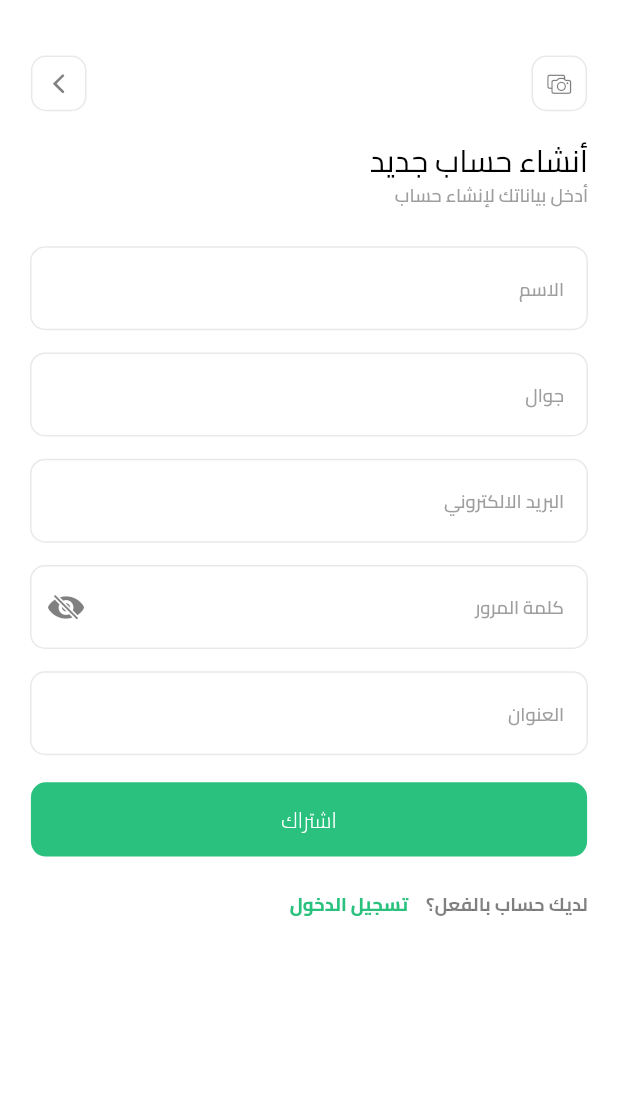
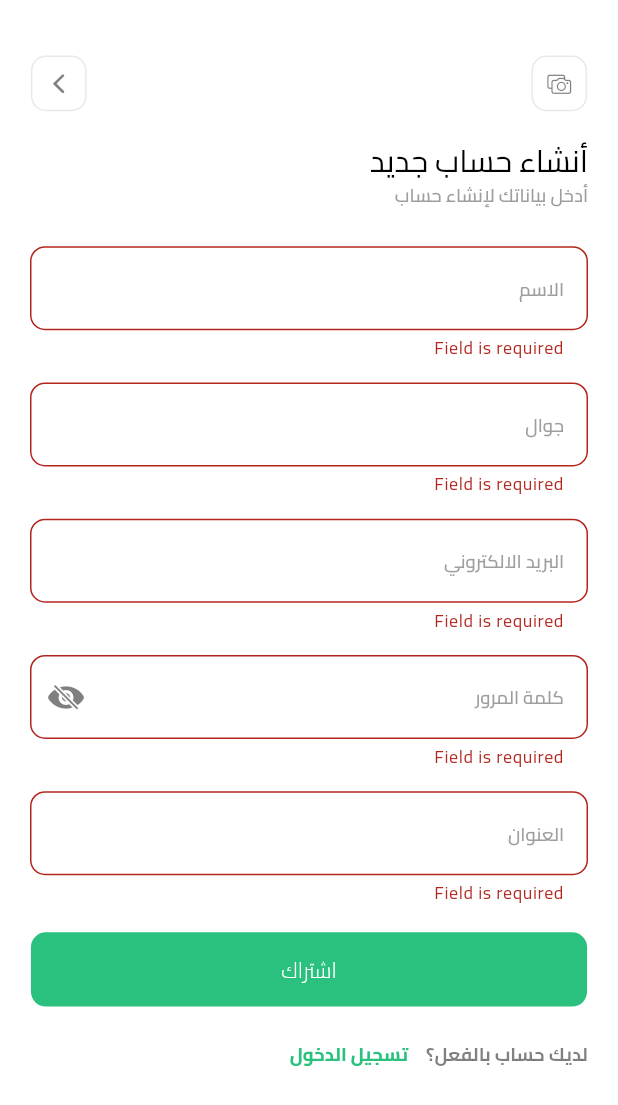
Before and after one commit to mohamedmagdy2301/selatyy_app, a Flutter app: the screen it shows after launch, on a phone screen of 412 x 824 dp. Shown: the top 1105 px of the screen. Run offline on Flutter 3.47's test engine with Material 3 defaults, Android fonts, the phone set to English and light mode, and no system bars; our stand-ins replace bloc, dartz, device_preview, dio, flutter_bloc, fluttertoast and 5 more.

Commit message:
Done Register by api

```diff
--- a/lib/core/routers/routers_manager.dart
+++ b/lib/core/routers/routers_manager.dart
@@ -1,6 +1,6 @@
 import 'package:flutter_bloc/flutter_bloc.dart';
 import 'package:go_router/go_router.dart';
-import 'package:selaty/features/auth/presentation/view_model/register_cubit_cubit/register_cubit_cubit.dart';
+import 'package:selaty/features/auth/presentation/view_model/register_cubit/register_cubit_cubit.dart';
 import 'package:selaty/features/auth/presentation/views/screens/auth_screen.dart';
 import 'package:selaty/features/auth/presentation/views/screens/change_password_screen.dart';
 import 'package:selaty/features/auth/presentation/views/screens/login_screen.dart';
--- a/lib/features/auth/presentation/view_model/register_cubit_cubit/register_cubit_state.dart
+++ b/lib/features/auth/presentation/view_model/register_cubit/register_cubit_state.dart
@@ -6,8 +6,10 @@ final class RegisterCubitInitial extends RegisterCubitState {}
 
 final class RegisterCubitLoading extends RegisterCubitState {}
 
-final class RegisterCubitRequired extends RegisterCubitState {}
-
 final class RegisterCubitSuccess extends RegisterCubitState {}
 
-final class RegisterCubitFailure extends RegisterCubitState {}
+final class RegisterCubitFailure extends RegisterCubitState {
+  final String errorMassage;
+
+  RegisterCubitFailure(this.errorMassage);
+}
--- a/lib/features/auth/presentation/views/screens/register_screen.dart
+++ b/lib/features/auth/presentation/views/screens/register_screen.dart
@@ -26,6 +26,7 @@ class RegisterScreen extends StatelessWidget {
             crossAxisAlignment: CrossAxisAlignment.start,
             children: [
               SectionCreateNewAccRegeisterScreen(),
+
               SectionTextFeildRegister(),
               SizedBox(height: context.height * 0.01),
               const SectionAlreadyHaveAccount(),
--- /dev/null
+++ b/lib/features/auth/presentation/views/widgets/register/build_register_cubit_widget.dart
@@ -0,0 +1,80 @@
+import 'package:flutter/material.dart';
+import 'package:flutter_bloc/flutter_bloc.dart';
+import 'package:selaty/core/utils/Strings_app.dart';
+import 'package:selaty/core/utils/colors.dart';
+import 'package:selaty/core/utils/functions.dart';
+import 'package:selaty/core/utils/resposive.dart';
+import 'package:selaty/core/widgets/custom_button.dart';
+import 'package:selaty/core/widgets/custom_toast_massage.dart';
+import 'package:selaty/features/auth/data/models/register_model/register_request.dart';
+import 'package:selaty/features/auth/presentation/view_model/register_cubit/register_cubit_cubit.dart';
+
+class BuildRegisterCubitWidget extends StatelessWidget {
+  const BuildRegisterCubitWidget(
+      {super.key,
+      required this.formKey,
+      required this.autovalidateMode,
+      required this.registerRequest});
+  final GlobalKey<FormState> formKey;
+  final AutovalidateMode autovalidateMode;
+  final RegisterRequest registerRequest;
+  @override
+  Widget build(BuildContext context) {
+    return BlocConsumer<RegisterCubit, RegisterCubitState>(
+      listener: (context, state) {
+        if (state is RegisterCubitSuccess) {
+          showToast(
+            context,
+            text: "تم الأشتراك",
+            color: primaryGreen,
+            icon: Icons.check,
+          );
+        } else if (state is RegisterCubitFailure) {
+          showToast(
+            context,
+            text: state.errorMassage.split(".").first,
+            color: primaryRed,
+            icon: Icons.error_outline_outlined,
+          );
+        } else {}
+      },
+      builder: (context, state) {
+        if (state is RegisterCubitLoading) {
+          return Container(
+            alignment: Alignment.center,
+            width: context.width * 0.9,
+            height: context.height * 0.06,
+            decoration: BoxDecoration(
+              color: primaryGreen,
+              borderRadius: BorderRadius.circular(10),
+            ),
+            child: SizedBox(
+              width: context.width * 0.05,
+              height: context.width * 0.05,
+              child: CircularProgressIndicator(
+                valueColor: AlwaysStoppedAnimation<Color>(primaryWhite),
+              ),
+            ),
+          );
+        }
+        return CustomButton(
+          titleButton: StringsApp.submitRegister,
+          colorButton: primaryGreen,
+          onTap: () {
+            if (formKey.currentState?.validate() ?? false) {
+              formKey.currentState?.save();
+
+              BlocProvider.of<RegisterCubit>(context).register(
+                registerRequest: registerRequest,
+              );
+
+              // GoRouter.of(context).pushReplacement(
+              //     RoutersManager.kMainScaffoldScreen);
+            }
+            hideKeybourd();
+          },
+        );
+      },
+    );
+  }
+}
--- a/lib/features/auth/presentation/views/widgets/register/section_text_field_regeister_screen.dart
+++ b/lib/features/auth/presentation/views/widgets/register/section_text_field_regeister_screen.dart
@@ -1,12 +1,10 @@
 import 'package:flutter/cupertino.dart';
-import 'package:selaty/core/service_locator.dart';
 import 'package:selaty/core/utils/Strings_app.dart';
 import 'package:selaty/core/utils/colors.dart';
 import 'package:selaty/core/utils/resposive.dart';
-import 'package:selaty/core/widgets/custom_button.dart';
 import 'package:selaty/core/widgets/custom_text_feild.dart';
 import 'package:selaty/features/auth/data/models/register_model/register_request.dart';
-import 'package:selaty/features/auth/domain/usecases/register_usecase.dart';
+import 'package:selaty/features/auth/presentation/views/widgets/register/build_register_cubit_widget.dart';
 
 class SectionTextFeildRegister extends StatefulWidget {
   const SectionTextFeildRegister({super.key});
@@ -18,16 +16,16 @@ class SectionTextFeildRegister extends StatefulWidget {
 
 class _SectionTextFeildRegisterState extends State<SectionTextFeildRegister> {
   final GlobalKey<FormState> _formKey = GlobalKey<FormState>();
-  String? name;
-  String? phone;
-  String? email;
-  String? address;
-  String? password;
+  AutovalidateMode autovalidateMode = AutovalidateMode.disabled;
+  String? name, password, address, email, phone;
 
   @override
   Widget build(BuildContext context) {
     return Form(
       key: _formKey,
+      autovalidateMode: _formKey.currentState?.validate() ?? false
+          ? AutovalidateMode.disabled
+          : AutovalidateMode.always,
       child: Column(
         children: [
           CustomTextFeild(
@@ -74,27 +72,18 @@ class _SectionTextFeildRegisterState extends State<SectionTextFeildRegister> {
             },
           ),
           SizedBox(height: context.height * 0.022),
-          CustomButton(
-            titleButton: StringsApp.submitRegister,
-            colorButton: primaryGreen,
-            onTap: () {
-              if (_formKey.currentState?.validate() ?? false) {
-                _formKey.currentState?.save();
-                sl<RegisterUsecase>().call(
-                  param: RegisterRequest(
-                    mobile: phone!,
-                    name: name!,
-                    email: email!,
-                    password: password!,
-                    cPassword: password!,
-                    address: address!,
-                    profilePhotoPath: '',
-                  ),
-                );
-              }
-              // GoRouter.of(context).pushReplacement(
-              //     RoutersManager.kMainScaffoldScreen);
-            },
+          BuildRegisterCubitWidget(
+            autovalidateMode: autovalidateMode,
+            formKey: _formKey,
+            registerRequest: RegisterRequest(
+              mobile: phone ?? '',
+              name: name ?? '',
+              email: email ?? '',
+              password: password ?? '',
+              cPassword: password ?? '',
+              address: address ?? '',
+              profilePhotoPath: '',
+            ),
           ),
         ],
       ),
```
Also changed, not shown: lib/core/widgets/custom_toast_massage.dart (+9 -4 lines), lib/features/auth/presentation/view_model/register_cubit/register_cubit_cubit.dart (renamed from lib/features/auth/presentation/view_model/register_cubit_cubit/register_cubit_cubit.dart, +4 -7 lines).
